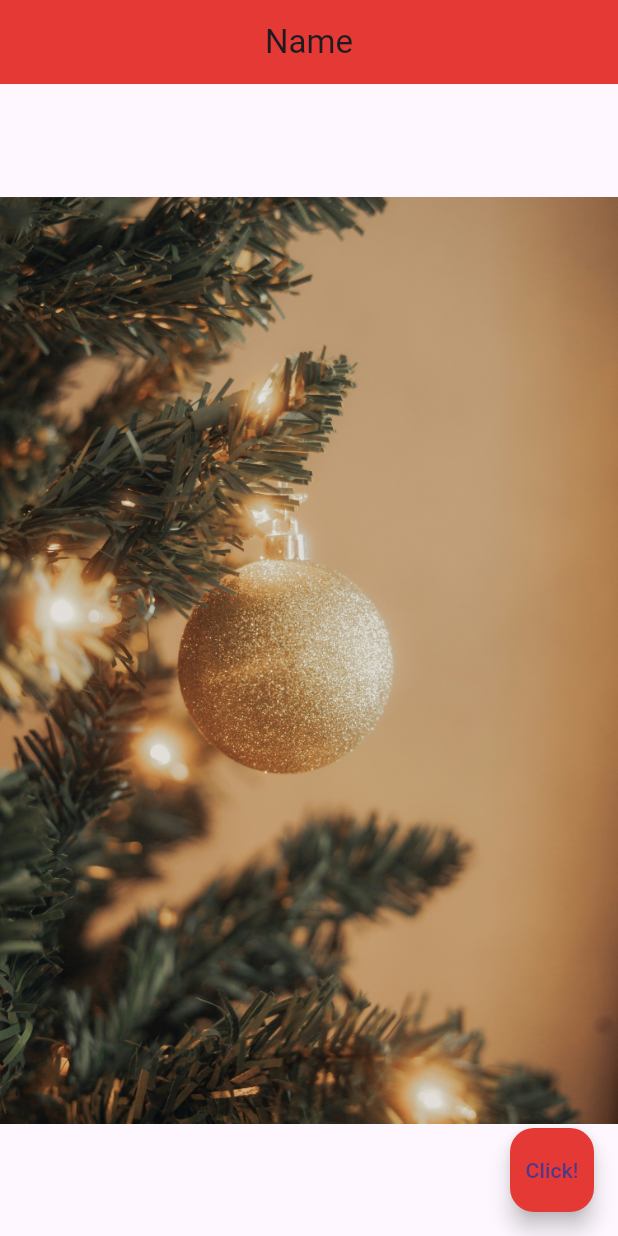
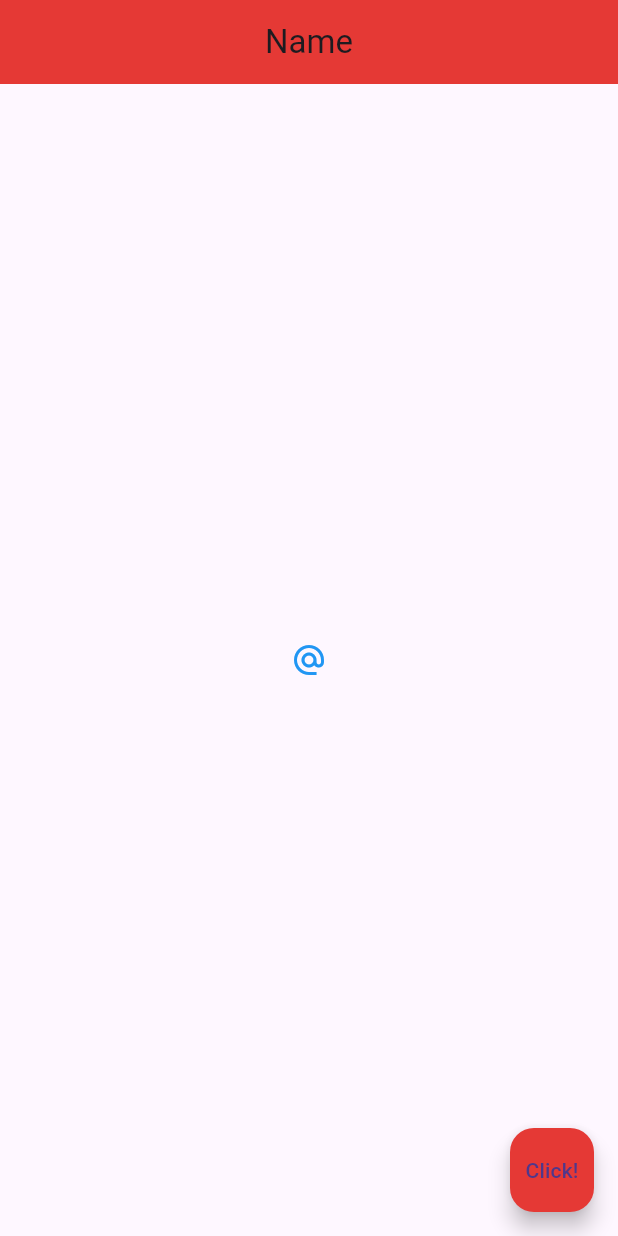
Before and after one commit to koggalage/Fultter_001, a Flutter app: the screen it shows after launch, on a phone screen of 412 x 824 dp. Run offline on Flutter 3.47's test engine with Material 3 defaults, Android fonts, the phone set to English and light mode, and no system bars.

Commit message:
#Buttons and Icons

```diff
--- a/lib/main.dart
+++ b/lib/main.dart
@@ -6,6 +6,8 @@ void main() => runApp(MaterialApp(
 
 //stless tab
 class Home extends StatelessWidget {
+  const Home({super.key});
+
  // const ({super.key});
 
   @override
@@ -17,7 +19,27 @@ class Home extends StatelessWidget {
         backgroundColor: Colors.red[600],
       ),
       body: Center(
-        child: Image.asset('assets/test.jpg')
+        child: IconButton(
+            color: Colors.blue,
+            onPressed: () {
+             // print('IconButton pressed!'); // Prints text to console
+            },
+            icon: const Icon(Icons.alternate_email))
+        // child: TextButton.icon(
+        //   onPressed: () {
+        //   },
+        //   icon: const Icon(
+        //     Icons.mail
+        //   ),
+        //   label: const Text('Mail Me!'),
+        //   //child: const Text('Click Me!')
+        // ),
+        // child: Icon(
+        //     Icons.airport_shuttle,
+        //     color: Colors.lightBlue,
+        //     size: 100.0
+        // ),
+        //child: Image.asset('assets/test.jpg')
         // child: Image.network('assets/test.jpg')
         //Image(
             //image: NetworkImage('https://images.unsplash.com/photo-1733130778428-fd82429af975?w=500&auto=format&fit=crop&q=60&ixlib=rb-4.0.3&ixid=M3wxMjA3fDB8MHxmZWF0dXJlZC1waG90b3MtZmVlZHwyN3x8fGVufDB8fHx8fA%3D%3D')
```
